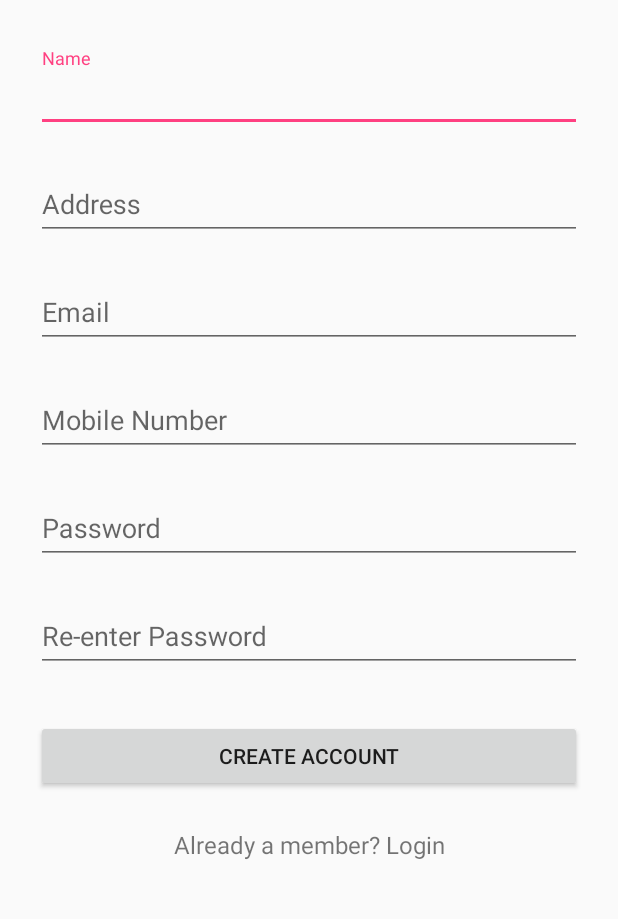
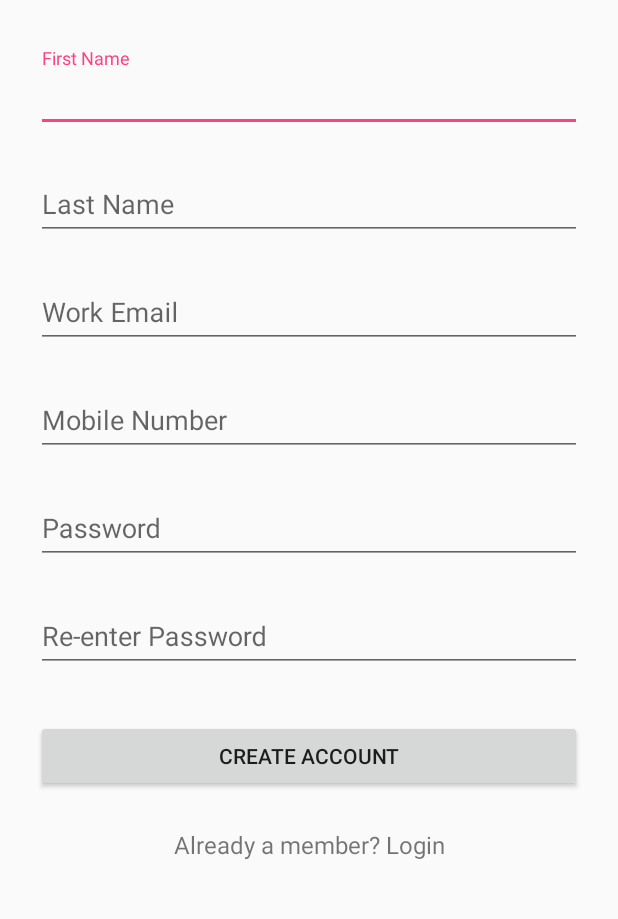
Before and after one commit to KoderTheCoder/Scholarly-Activity-Workflow, an Android app: the screen it shows after launch (signup before the commit, Signup after it), after a tap on "No account yet? Create one", on a phone screen of 412 x 824 dp, the part 276-1195 px from its top. Run offline under Robolectric (Android 15) with nearby library versions, the phone set to English and light mode, and no system bars.

Commit message:
login & signup error checks

```diff
--- a/app/src/main/AndroidManifest.xml
+++ b/app/src/main/AndroidManifest.xml
@@ -16,7 +16,8 @@
         <category android:name="android.intent.category.LAUNCHER" />
       </intent-filter>
     </activity>
-    <activity android:name=".signup"></activity>
+    <activity android:name=".Signup"></activity>
+    <activity android:name=".Login"></activity>
   </application>
 
 </manifest>
--- /dev/null
+++ b/app/src/main/java/com/example/koder/activityworkflow/Login.java
@@ -0,0 +1,52 @@
+package com.example.koder.activityworkflow;
+
+import android.content.Intent;
+import android.os.Bundle;
+import android.support.annotation.Nullable;
+import android.support.v7.app.AppCompatActivity;
+import android.view.View;
+import android.widget.Button;
+import android.widget.EditText;
+import android.widget.TextView;
+import android.widget.Toast;
+
+/**
+ * Created by Koder on 1/7/2018.
+ */
+
+public class Login extends AppCompatActivity {
+
+    EditText email;
+    EditText password;
+    TextView signup;
+    Button login;
+
+    @Override
+    protected void onCreate(@Nullable Bundle savedInstanceState) {
+        super.onCreate(savedInstanceState);
+        setContentView(R.layout.login);
+
+        email = (EditText) findViewById(R.id.input_email);
+        password = (EditText) findViewById(R.id.input_password);
+        signup = (TextView) findViewById(R.id.link_signup);
+        login = (Button) findViewById(R.id.btn_login);
+
+        signup.setOnClickListener(new View.OnClickListener() {
+            public void onClick(View v) {
+                Intent nextScreen = new Intent(Login.this, Signup.class);
+                startActivityForResult(nextScreen, 1);
+            }
+        });
+        login.setOnClickListener(new View.OnClickListener() {
+            @Override
+            public void onClick(View v) {
+                if(!email.getText().toString().isEmpty()) {
+                    //Intent nextScreen = new Intent(Login.this, user_profile.class);
+                    //startActivityForResult(nextScreen, 1);
+                }else{
+                    Toast.makeText(Login.this, "Error: Please fill out all text fields.", Toast.LENGTH_SHORT).show();
+                }
+            }
+        });
+    }
+}
--- a/app/src/main/java/com/example/koder/activityworkflow/MainActivity.java
+++ b/app/src/main/java/com/example/koder/activityworkflow/MainActivity.java
@@ -14,13 +14,8 @@ public class MainActivity extends AppCompatActivity {
     super.onCreate(savedInstanceState);
     setContentView(R.layout.login);
 
-    TextView signup = (TextView) findViewById(R.id.link_signup);
-    signup.setOnClickListener(new View.OnClickListener() {
-      public void onClick(View v) {
-        Intent nextScreen = new Intent(MainActivity.this, signup.class);
-        startActivityForResult(nextScreen, 1);
-      }
-    });
+    Intent nextScreen = new Intent(MainActivity.this, Login.class);
+    startActivityForResult(nextScreen, 1);
 
   }
 }
--- /dev/null
+++ b/app/src/main/java/com/example/koder/activityworkflow/Signup.java
@@ -0,0 +1,59 @@
+package com.example.koder.activityworkflow;
+
+import android.content.Intent;
+import android.os.Bundle;
+import android.support.annotation.Nullable;
+import android.support.v7.app.AppCompatActivity;
+import android.view.View;
+import android.widget.Button;
+import android.widget.EditText;
+import android.widget.TextView;
+import android.widget.Toast;
+
+/**
+ * Created by Koder on 1/7/2018.
+ */
+
+public class Signup extends AppCompatActivity {
+
+    EditText firstname;
+    EditText lastname;
+    EditText email;
+    EditText mob_number;
+    EditText password1;
+    EditText password2;
+    Button createAccountBtn;
+
+    @Override
+    protected void onCreate(@Nullable Bundle savedInstanceState) {
+        super.onCreate(savedInstanceState);
+        setContentView(R.layout.signup);
+
+        firstname = (EditText)findViewById(R.id.input_firstname);
+        lastname = (EditText)findViewById(R.id.input_lastname);
+        email = (EditText)findViewById(R.id.input_email);
+        mob_number = (EditText)findViewById(R.id.input_mobile);
+        password1 = (EditText)findViewById(R.id.input_password);
+        password2 = (EditText)findViewById(R.id.input_reEnterPassword);
+        createAccountBtn = (Button)findViewById(R.id.btn_signup);
+
+        TextView login = (TextView) findViewById(R.id.link_login);
+        login.setOnClickListener(new View.OnClickListener() {
+            public void onClick(View v) {
+                finish();
+            }
+        });
+
+        createAccountBtn.setOnClickListener(new View.OnClickListener() {
+            @Override
+            public void onClick(View v) {
+                if(!firstname.getText().toString().isEmpty() && !lastname.getText().toString().isEmpty() && !email.getText().toString().isEmpty() && !mob_number.getText().toString().isEmpty() && !password1.getText().toString().isEmpty() && !password2.getText().toString().isEmpty()){
+                    //Create account
+                }else{
+                    Toast.makeText(Signup.this, "Error: Please fill out all text fields.", Toast.LENGTH_SHORT).show();
+                }
+            }
+        });
+
+    }
+}
--- a/app/src/main/java/com/example/koder/activityworkflow/signup.java
+++ /dev/null
@@ -1,29 +0,0 @@
-package com.example.koder.activityworkflow;
-
-import android.content.Intent;
-import android.os.Bundle;
-import android.support.annotation.Nullable;
-import android.support.v7.app.AppCompatActivity;
-import android.view.View;
-import android.widget.TextView;
-
-/**
- * Created by Koder on 1/7/2018.
- */
-
-public class signup extends AppCompatActivity {
-
-    @Override
-    protected void onCreate(@Nullable Bundle savedInstanceState) {
-        super.onCreate(savedInstanceState);
-        setContentView(R.layout.signup);
-
-        TextView signup = (TextView) findViewById(R.id.link_login);
-        signup.setOnClickListener(new View.OnClickListener() {
-            public void onClick(View v) {
-                finish();
-            }
-        });
-
-    }
-}
--- a/app/src/main/res/layout/signup.xml
+++ b/app/src/main/res/layout/signup.xml
@@ -19,33 +19,31 @@
             android:layout_marginBottom="24dp"
             android:layout_gravity="center_horizontal" />
 
-        <!-- Name Label -->
+        <!-- FirstName Label -->
         <android.support.design.widget.TextInputLayout
             android:layout_width="match_parent"
             android:layout_height="wrap_content"
             android:layout_marginTop="8dp"
             android:layout_marginBottom="8dp">
-            <EditText android:id="@+id/input_name"
+            <EditText android:id="@+id/input_firstname"
                 android:layout_width="match_parent"
                 android:layout_height="wrap_content"
                 android:inputType="textPersonName"
-                android:hint="Name" />
+                android:hint="First Name" />
         </android.support.design.widget.TextInputLayout>
 
-        <!-- Address Label -->
+        <!-- LastName Label -->
         <android.support.design.widget.TextInputLayout
             android:layout_width="match_parent"
             android:layout_height="wrap_content"
             android:layout_marginTop="8dp"
             android:layout_marginBottom="8dp">
-            <EditText android:id="@+id/input_address"
+            <EditText android:id="@+id/input_lastname"
                 android:layout_width="match_parent"
                 android:layout_height="wrap_content"
-                android:inputType="textPostalAddress"
-                android:hint="Address" />
+                android:inputType="textPersonName"
+                android:hint="Last Name" />
         </android.support.design.widget.TextInputLayout>
-
-
 
         <!--  Email Label -->
         <android.support.design.widget.TextInputLayout
@@ -57,7 +55,7 @@
                 android:layout_width="match_parent"
                 android:layout_height="wrap_content"
                 android:inputType="textEmailAddress"
-                android:hint="Email" />
+                android:hint="Work Email" />
         </android.support.design.widget.TextInputLayout>
 
 
```
